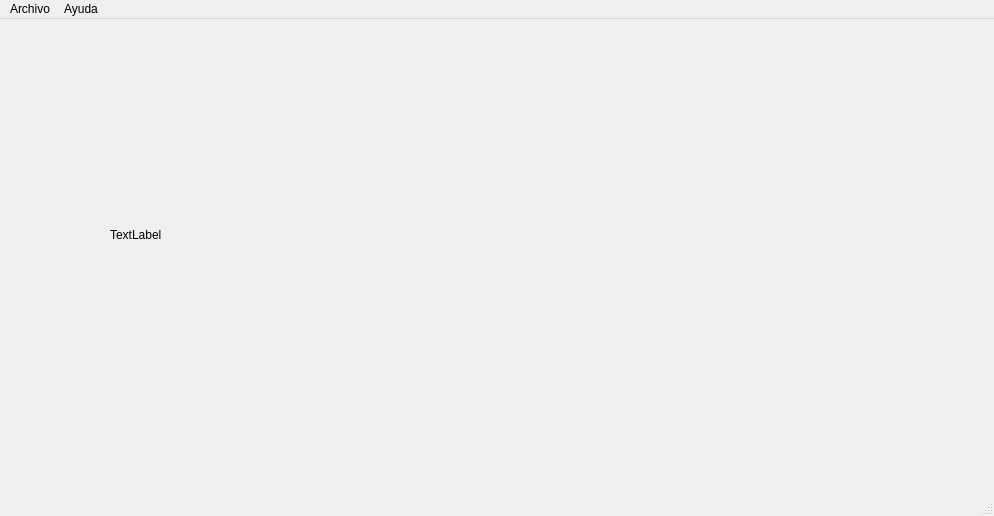
Above: static/main.ui from Rmejiaz/SeedGUI before the change. Below: the same form after it.
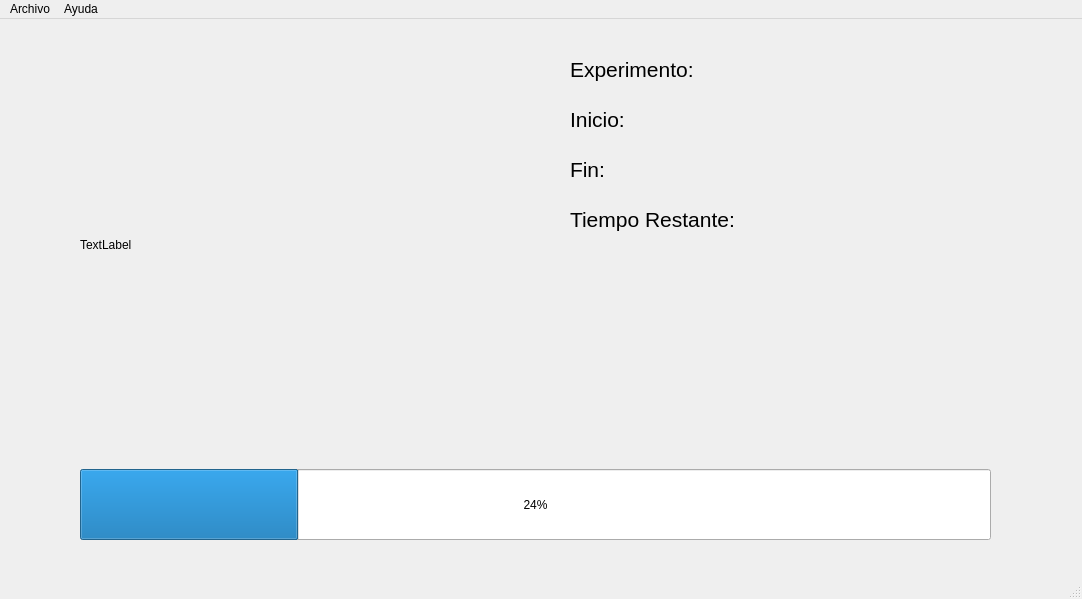
That is the form after the change.

```diff
--- a/static/main.ui
+++ b/static/main.ui
@@ -6,8 +6,8 @@
    <rect>
     <x>0</x>
     <y>0</y>
-    <width>994</width>
-    <height>516</height>
+    <width>1082</width>
+    <height>599</height>
    </rect>
   </property>
   <property name="windowTitle">
@@ -17,23 +17,180 @@
    <widget class="QLabel" name="videoLabel">
     <property name="geometry">
      <rect>
-      <x>110</x>
+      <x>80</x>
       <y>40</y>
-      <width>361</width>
-      <height>351</height>
+      <width>381</width>
+      <height>371</height>
      </rect>
     </property>
     <property name="text">
      <string>TextLabel</string>
     </property>
    </widget>
+   <widget class="QProgressBar" name="progressBar">
+    <property name="geometry">
+     <rect>
+      <x>80</x>
+      <y>450</y>
+      <width>911</width>
+      <height>71</height>
+     </rect>
+    </property>
+    <property name="value">
+     <number>24</number>
+    </property>
+   </widget>
+   <widget class="QLabel" name="label">
+    <property name="geometry">
+     <rect>
+      <x>570</x>
+      <y>30</y>
+      <width>131</width>
+      <height>41</height>
+     </rect>
+    </property>
+    <property name="font">
+     <font>
+      <pointsize>16</pointsize>
+     </font>
+    </property>
+    <property name="text">
+     <string>Experimento:</string>
+    </property>
+   </widget>
+   <widget class="QLabel" name="label_2">
+    <property name="geometry">
+     <rect>
+      <x>570</x>
+      <y>80</y>
+      <width>121</width>
+      <height>41</height>
+     </rect>
+    </property>
+    <property name="font">
+     <font>
+      <pointsize>16</pointsize>
+     </font>
+    </property>
+    <property name="text">
+     <string>Inicio:</string>
+    </property>
+   </widget>
+   <widget class="QLabel" name="label_3">
+    <property name="geometry">
+     <rect>
+      <x>570</x>
+      <y>130</y>
+      <width>111</width>
+      <height>41</height>
+     </rect>
+    </property>
+    <property name="font">
+     <font>
+      <pointsize>16</pointsize>
+     </font>
+    </property>
+    <property name="text">
+     <string>Fin:</string>
+    </property>
+   </widget>
+   <widget class="QLabel" name="label_4">
+    <property name="geometry">
+     <rect>
+      <x>570</x>
+      <y>180</y>
+      <width>171</width>
+      <height>41</height>
+     </rect>
+    </property>
+    <property name="font">
+     <font>
+      <pointsize>16</pointsize>
+     </font>
+    </property>
+    <property name="text">
+     <string>Tiempo Restante:</string>
+    </property>
+   </widget>
+   <widget class="QLabel" name="labelNombre">
+    <property name="geometry">
+     <rect>
+      <x>760</x>
+      <y>30</y>
+      <width>281</width>
+      <height>41</height>
+     </rect>
+    </property>
+    <property name="font">
+     <font>
+      <pointsize>16</pointsize>
+     </font>
+    </property>
+    <property name="text">
+     <string/>
+    </property>
+   </widget>
+   <widget class="QLabel" name="labelTiempoRestante">
+    <property name="geometry">
+     <rect>
+      <x>760</x>
+      <y>180</y>
+      <width>271</width>
+      <height>41</height>
+     </rect>
+    </property>
+    <property name="font">
+     <font>
+      <pointsize>16</pointsize>
+     </font>
+    </property>
+    <property name="text">
+     <string/>
+    </property>
+   </widget>
+   <widget class="QLabel" name="labelFin">
+    <property name="geometry">
+     <rect>
+      <x>760</x>
+      <y>130</y>
+      <width>261</width>
+      <height>41</height>
+     </rect>
+    </property>
+    <property name="font">
+     <font>
+      <pointsize>16</pointsize>
+     </font>
+    </property>
+    <property name="text">
+     <string/>
+    </property>
+   </widget>
+   <widget class="QLabel" name="labelInicio">
+    <property name="geometry">
+     <rect>
+      <x>760</x>
+      <y>80</y>
+      <width>281</width>
+      <height>41</height>
+     </rect>
+    </property>
+    <property name="font">
+     <font>
+      <pointsize>16</pointsize>
+     </font>
+    </property>
+    <property name="text">
+     <string/>
+    </property>
+   </widget>
   </widget>
   <widget class="QMenuBar" name="menubar">
    <property name="geometry">
     <rect>
      <x>0</x>
      <y>0</y>
-     <width>994</width>
+     <width>1082</width>
      <height>30</height>
     </rect>
    </property>
```
